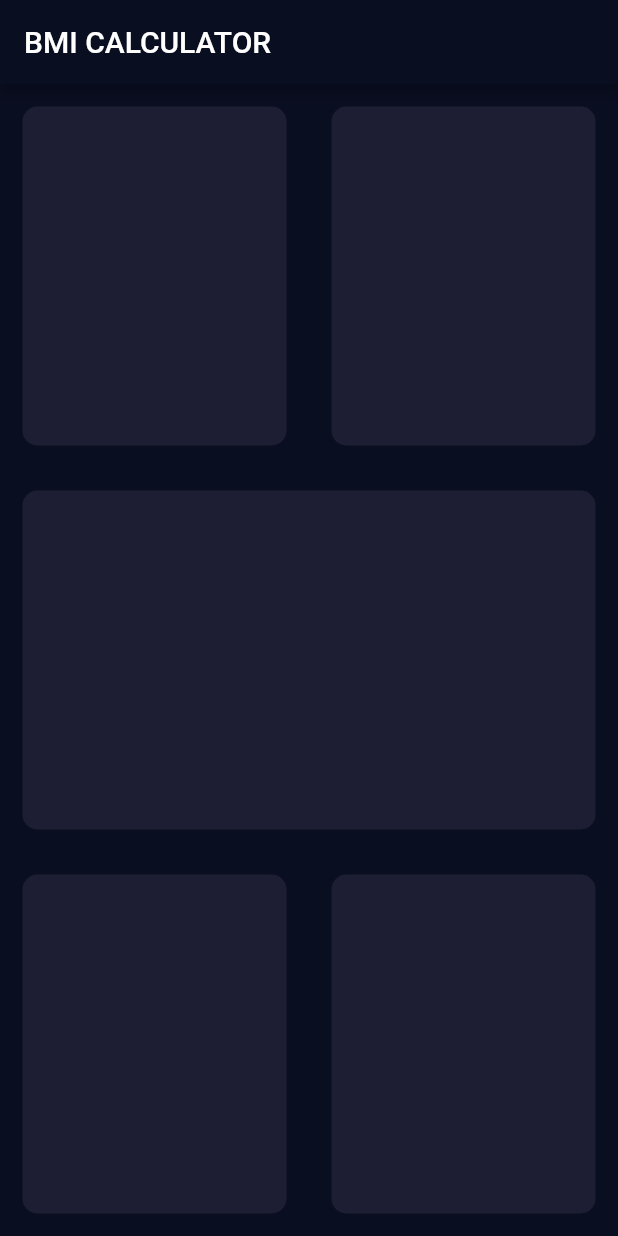
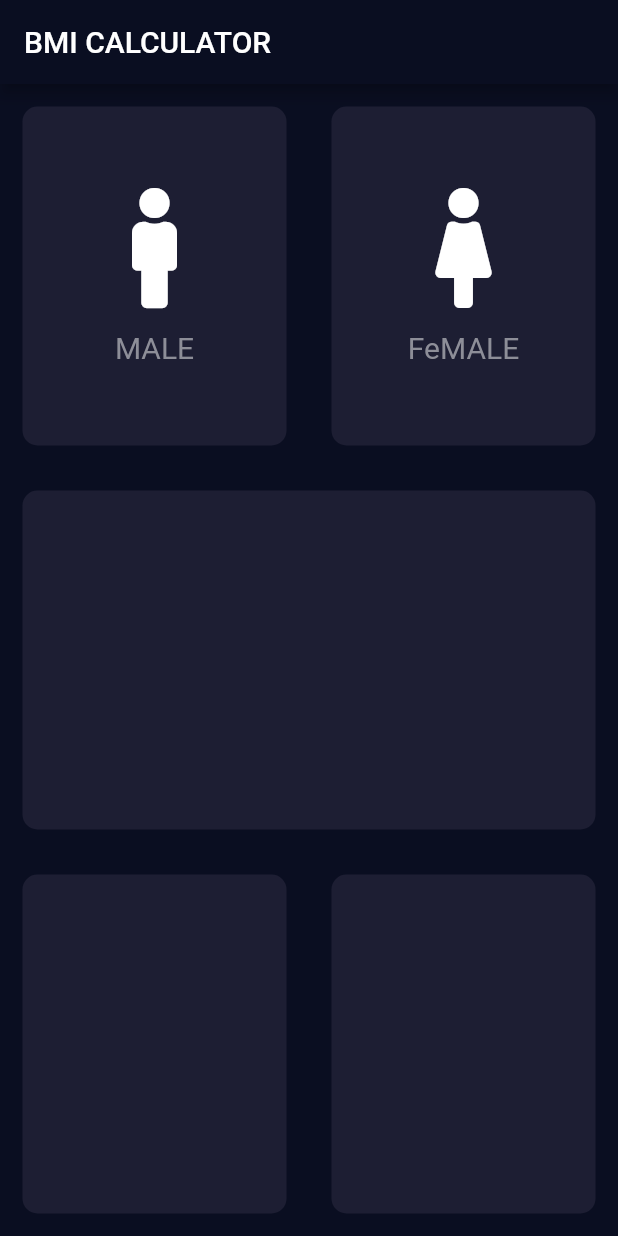
Before and after one commit to I-am-Zain/bmi_calculator_flutter, a Flutter app: the screen it shows after launch, on a phone screen of 412 x 824 dp. Run offline on Flutter 3.47's test engine with Material 2 defaults, Android fonts, the phone set to English and light mode, and no system bars; our stand-ins replace font_awesome_flutter.

Commit message:
lecture 57 part4 DONE! (use of Code Refactor)

```diff
--- a/lib/inputPage.dart
+++ b/lib/inputPage.dart
@@ -1,5 +1,6 @@
 import 'package:flutter/cupertino.dart';
 import 'package:flutter/material.dart';
+import 'package:font_awesome_flutter/font_awesome_flutter.dart';
 
 class InputPage extends StatefulWidget {
   @override
@@ -21,11 +22,19 @@ class _InputPageState extends State<InputPage> {
                 Expanded(
                   child: RepeatContainerCode(
                     colors: Color(0xff1d1e33),
+                    cardWidget: RepeatIconAndText(
+                      iconData: FontAwesomeIcons.male,
+                      label: 'MALE',
+                    ),
                   ),
                 ),
                 Expanded(
                   child: RepeatContainerCode(
                     colors: Color(0xff1d1e33),
+                    cardWidget: RepeatIconAndText(
+                      iconData: FontAwesomeIcons.female,
+                      label: 'FeMALE',
+                    ),
                   ),
                 ),
               ],
@@ -58,13 +67,40 @@ class _InputPageState extends State<InputPage> {
   }
 }
 
+class RepeatIconAndText extends StatelessWidget {
+  RepeatIconAndText({@required this.iconData, this.label});
+  final IconData iconData;
+  final String label;
+  @override
+  Widget build(BuildContext context) {
+    return Column(
+      mainAxisAlignment: MainAxisAlignment.center,
+      children: [
+        Icon(
+          iconData,
+          size: 80.0,
+        ),
+        SizedBox(
+          height: 15.0,
+        ),
+        Text(
+          label,
+          style: TextStyle(fontSize: 20.0, color: Color(0xff8d8e98)),
+        ),
+      ],
+    );
+  }
+}
+
 class RepeatContainerCode extends StatelessWidget {
-  RepeatContainerCode({@required this.colors});
+  RepeatContainerCode({@required this.colors, this.cardWidget});
+  final Widget cardWidget;
   final Color colors;
   @override
   Widget build(BuildContext context) {
     return Container(
       margin: EdgeInsets.all(15.0),
+      child: cardWidget,
       decoration: BoxDecoration(
         color: colors, //Color(0xff1d1e33),
         borderRadius: BorderRadius.circular(10.0),
--- a/pubspec.yaml
+++ b/pubspec.yaml
@@ -11,6 +11,7 @@ dependencies:
     sdk: flutter
 
   cupertino_icons: ^0.1.2
+  font_awesome_flutter: ^8.10.0
 
 dev_dependencies:
   flutter_test:
```
Also changed, not shown: pubspec.lock.
